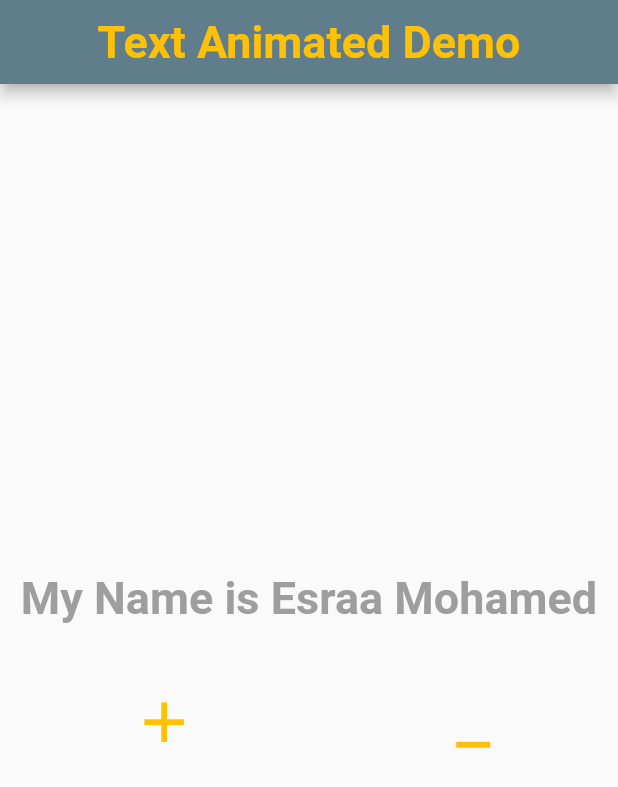
After one commit to esraa-mohamad/examples_learning_animation, a Flutter app: the screen it shows after launch, after a tap on "Text Animated Demo", on a phone screen of 412 x 824 dp. The commit adds this screen. Shown: the top 787 px of the screen. Run offline on Flutter 3.47's test engine with Material 2 defaults, Android fonts, the phone set to English and light mode, and no system bars.

Commit message:
animated default text style

```diff
--- a/lib/view/big_animated_container.dart
+++ b/lib/view/big_animated_container.dart
@@ -64,6 +64,7 @@ class _BigAnimatedContainerState extends State<BigAnimatedContainer> {
         child: GestureDetector(
           onTap: setAnimationValue,
           child: AnimatedContainer(
+            curve: Curves.easeInCubic,
             width: width,
             height: height,
             padding:  const EdgeInsets.all(18),
--- a/lib/view/home_view.dart
+++ b/lib/view/home_view.dart
@@ -1,5 +1,6 @@
 import 'package:examples_animation/view/big_animated_container.dart';
 import 'package:examples_animation/view/movement_animated_align.dart';
+import 'package:examples_animation/view/text_animated_demo.dart';
 import 'package:flutter/material.dart';
 
 import '../widget/button.dart';
@@ -35,6 +36,10 @@ class HomeView extends StatelessWidget {
                 title: 'Big Animated Container',
                 page: BigAnimatedContainer(),
             ),
+            ButtonElevated(
+                title: 'Text Animated Demo',
+                page: TextAnimatedDemo()
+            ),
           ],
         ),
       ),
--- a/lib/view/movement_animated_align.dart
+++ b/lib/view/movement_animated_align.dart
@@ -31,6 +31,7 @@ class _MovementAnimatedAlignState extends State<MovementAnimatedAlign> {
       body: Stack(
         children: [
           AnimatedAlign(
+            curve: Curves.easeInCirc,
               alignment: getGeryAlignment(tomAligned),
               duration: const Duration(microseconds: 350),
             child: Container(
@@ -41,6 +42,7 @@ class _MovementAnimatedAlignState extends State<MovementAnimatedAlign> {
             ),
           ),
           AnimatedAlign(
+            curve: Curves.linear,
             alignment: getTomAlignment(tomAligned),
             duration: const Duration(microseconds: 500),
             child: Container(
--- /dev/null
+++ b/lib/view/text_animated_demo.dart
@@ -0,0 +1,94 @@
+import 'package:flutter/material.dart';
+
+class TextAnimatedDemo extends  StatefulWidget {
+  const TextAnimatedDemo({super.key});
+
+  @override
+  State<TextAnimatedDemo> createState() => _TextAnimatedDemoState();
+}
+
+class _TextAnimatedDemoState extends State<TextAnimatedDemo> {
+
+  double fontSize =30 ;
+
+  Color colorText = Colors.grey;
+
+  void setAnimatedText()
+  {
+    setState(() {
+      fontSize = 45;
+      colorText=Colors.purpleAccent;
+    });
+  }
+
+  void backAnimatedText()
+  {
+    setState(() {
+      colorText =Colors.grey;
+      fontSize=30;
+    });
+  }
+  @override
+  Widget build(BuildContext context) {
+    return Scaffold(
+      appBar: AppBar(
+        automaticallyImplyLeading: false,
+        title:  const Text(
+          'Text Animated Demo',
+          style: TextStyle(
+            color: Colors.amber,
+            fontWeight: FontWeight.bold,
+            fontSize: 30,
+          ),
+        ),
+        centerTitle: true,
+      ),
+      body:  Column(
+        mainAxisAlignment: MainAxisAlignment.center,
+        crossAxisAlignment: CrossAxisAlignment.center,
+        children: [
+           AnimatedDefaultTextStyle(
+             curve: Curves.bounceIn,
+              style: TextStyle(
+                fontSize: fontSize,
+                fontWeight: FontWeight.bold,
+                color: colorText,
+              ),
+              duration: const Duration(microseconds: 400),
+              child: const Text(
+                'My Name is Esraa Mohamed',
+                textAlign: TextAlign.center,
+              )
+          ),
+
+          const SizedBox(
+            height: 35,
+          ),
+
+          Row(
+            mainAxisAlignment: MainAxisAlignment.spaceAround,
+            children: [
+              IconButton(
+                  onPressed: setAnimatedText,
+                  icon: const Icon(
+                    Icons.add,
+                    color: Colors.amber,
+                      size: 45,
+                  )
+              ),
+
+              IconButton(
+                  onPressed: backAnimatedText,
+                  icon: const Icon(
+                    Icons.minimize,
+                    color: Colors.amber,
+                    size: 45,
+                  )
+              ),
+            ],
+          )
+        ],
+      ),
+    );
+  }
+}
```
